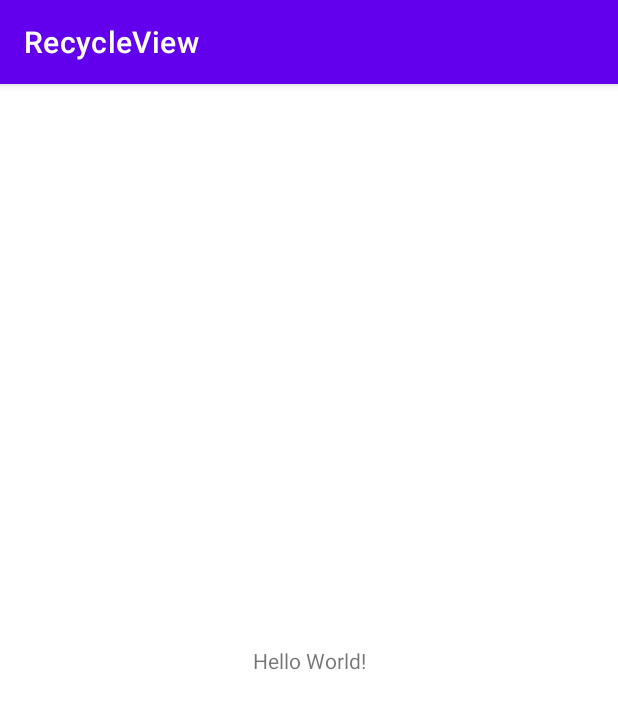
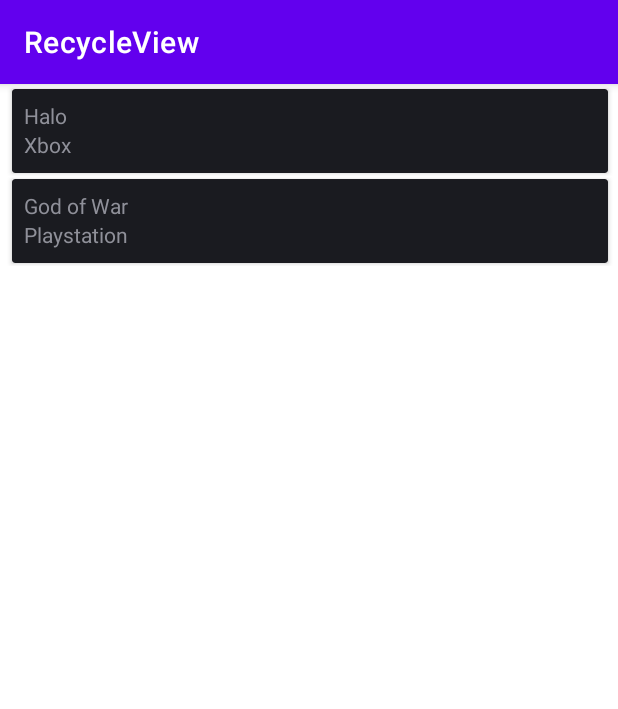
Before and after one commit to capcesar23/Lista-de-selecoes-spiner-android, an Android app: the screen it shows after launch (MainActivity), on a phone screen of 412 x 824 dp. Shown: the top 709 px of the screen. Run offline under Robolectric (Android 15) with nearby library versions, the phone set to English and light mode, and no system bars.

Commit message:
RecycleView Lista implementada sem binding

```diff
--- a/RecycleView/app/src/main/java/com/example/recycleview/MainActivity.java
+++ b/RecycleView/app/src/main/java/com/example/recycleview/MainActivity.java
@@ -1,8 +1,15 @@
 package com.example.recycleview;
 
 import androidx.appcompat.app.AppCompatActivity;
+import androidx.recyclerview.widget.LinearLayoutManager;
+import androidx.recyclerview.widget.RecyclerView;
 
 import android.os.Bundle;
+
+import com.example.recycleview.adapter.JogoAdapter;
+import com.example.recycleview.model.Jogo;
+
+import java.util.ArrayList;
 
 public class MainActivity extends AppCompatActivity {
 
@@ -10,5 +17,15 @@
     protected void onCreate(Bundle savedInstanceState) {
         super.onCreate(savedInstanceState);
         setContentView(R.layout.activity_main);
+        RecyclerView recycler = findViewById(R.id.recyclerView);
+        ArrayList<Jogo> itens = new ArrayList<>();
+        itens.add(new Jogo("Halo", "Xbox"));
+        itens.add(new Jogo("God of War", "Playstation"));
+        JogoAdapter adapter = new JogoAdapter(getApplicationContext(), itens);
+        RecyclerView.LayoutManager layoutManager = new LinearLayoutManager(getApplicationContext(),
+                LinearLayoutManager.VERTICAL,false);
+        recycler.setLayoutManager(layoutManager);
+        recycler.setAdapter(adapter);
+
     }
 }
--- /dev/null
+++ b/RecycleView/app/src/main/java/com/example/recycleview/adapter/JogoAdapter.java
@@ -0,0 +1,46 @@
+package com.example.recycleview.adapter;
+
+import android.content.Context;
+import android.view.LayoutInflater;
+import android.view.View;
+import android.view.ViewGroup;
+
+import androidx.annotation.NonNull;
+import androidx.recyclerview.widget.RecyclerView;
+
+import com.example.recycleview.R;
+import com.example.recycleview.model.Jogo;
+import com.example.recycleview.recycleView.JogoViewHolder;
+
+import java.util.ArrayList;
+
+public class JogoAdapter extends RecyclerView.Adapter<JogoViewHolder> {
+
+    private final Context context;
+    private final ArrayList<Jogo> itens;
+
+    public JogoAdapter(Context context, ArrayList<Jogo> itens) {
+        this.context = context;
+        this.itens = itens;
+    }
+
+    @NonNull
+    @Override
+    public JogoViewHolder onCreateViewHolder(@NonNull ViewGroup parent, int viewType) {
+        View view = LayoutInflater.from(context).inflate(R.layout.jogo_linha, parent, false);
+        return new JogoViewHolder(view);
+    }
+
+    @Override
+    public void onBindViewHolder(@NonNull JogoViewHolder jogoViewHolder, int position) {
+        Jogo jogo = itens.get(position);
+        jogoViewHolder.nome.setText(jogo.getNome());
+        jogoViewHolder.plataforma.setText(jogo.getPlataforma());
+
+    }
+
+    @Override
+    public int getItemCount() {
+        return itens.size();
+    }
+}
--- /dev/null
+++ b/RecycleView/app/src/main/java/com/example/recycleview/model/Jogo.java
@@ -0,0 +1,27 @@
+package com.example.recycleview.model;
+
+public class Jogo {
+    private String nome;
+    private String plataforma;
+
+    public Jogo(String nome, String plataforma) {
+        this.nome = nome;
+        this.plataforma = plataforma;
+    }
+
+    public String getNome() {
+        return nome;
+    }
+
+    public void setNome(String nome) {
+        this.nome = nome;
+    }
+
+    public String getPlataforma() {
+        return plataforma;
+    }
+
+    public void setPlataforma(String plataforma) {
+        this.plataforma = plataforma;
+    }
+}
--- /dev/null
+++ b/RecycleView/app/src/main/java/com/example/recycleview/recycleView/JogoViewHolder.java
@@ -0,0 +1,20 @@
+package com.example.recycleview.recycleView;
+
+import android.view.View;
+import android.widget.TextView;
+
+import androidx.annotation.NonNull;
+import androidx.recyclerview.widget.RecyclerView;
+
+import com.example.recycleview.R;
+
+public class JogoViewHolder extends RecyclerView.ViewHolder {
+
+    public TextView nome, plataforma;
+
+    public JogoViewHolder(@NonNull View itemView) {
+        super(itemView);
+        nome = itemView.findViewById(R.id.nome);
+        plataforma = itemView.findViewById(R.id.plataforma);
+    }
+}
--- a/RecycleView/app/src/main/res/layout/activity_main.xml
+++ b/RecycleView/app/src/main/res/layout/activity_main.xml
@@ -6,13 +6,17 @@
     android:layout_height="match_parent"
     tools:context=".MainActivity">
 
-    <TextView
-        android:layout_width="wrap_content"
-        android:layout_height="wrap_content"
-        android:text="Hello World!"
+    <androidx.recyclerview.widget.RecyclerView
+        android:id="@+id/recyclerView"
+        android:layout_width="413dp"
+        android:layout_height="732dp"
+        android:layout_marginTop="1dp"
+        android:layout_marginBottom="1dp"
         app:layout_constraintBottom_toBottomOf="parent"
         app:layout_constraintEnd_toEndOf="parent"
+        app:layout_constraintHorizontal_bias="0.011"
         app:layout_constraintStart_toStartOf="parent"
-        app:layout_constraintTop_toTopOf="parent" />
+        app:layout_constraintTop_toTopOf="parent"
+        app:layout_constraintVertical_bias="0.0" />
 
 </androidx.constraintlayout.widget.ConstraintLayout>
--- /dev/null
+++ b/RecycleView/app/src/main/res/layout/jogo_linha.xml
@@ -0,0 +1,41 @@
+<?xml version="1.0" encoding="utf-8"?>
+<androidx.constraintlayout.widget.ConstraintLayout xmlns:android="http://schemas.android.com/apk/res/android"
+    xmlns:app="http://schemas.android.com/apk/res-auto"
+    android:layout_width="match_parent"
+    android:layout_height="60dp">
+
+    <androidx.cardview.widget.CardView
+        android:id="@+id/cardView"
+        android:layout_width="0dp"
+        android:layout_height="0dp"
+        android:layout_marginStart="8dp"
+        android:layout_marginTop="2dp"
+        android:layout_marginEnd="8dp"
+        android:layout_marginBottom="2dp"
+        app:cardCornerRadius="2dp"
+        app:cardMaxElevation="12dp"
+        app:layout_constraintBottom_toBottomOf="parent"
+        app:layout_constraintEnd_toEndOf="parent"
+        app:layout_constraintStart_toStartOf="parent"
+        app:layout_constraintTop_toTopOf="parent" >
+
+        <LinearLayout
+            android:layout_width="match_parent"
+            android:layout_height="match_parent"
+            android:orientation="vertical"
+            android:padding="8dp">
+
+            <TextView
+                android:id="@+id/nome"
+                android:layout_width="match_parent"
+                android:layout_height="wrap_content"
+                android:text="@string/jogo" />
+
+            <TextView
+                android:id="@+id/plataforma"
+                android:layout_width="match_parent"
+                android:layout_height="wrap_content"
+                android:text="@string/plataforma" />
+        </LinearLayout>
+    </androidx.cardview.widget.CardView>
+</androidx.constraintlayout.widget.ConstraintLayout>
```
